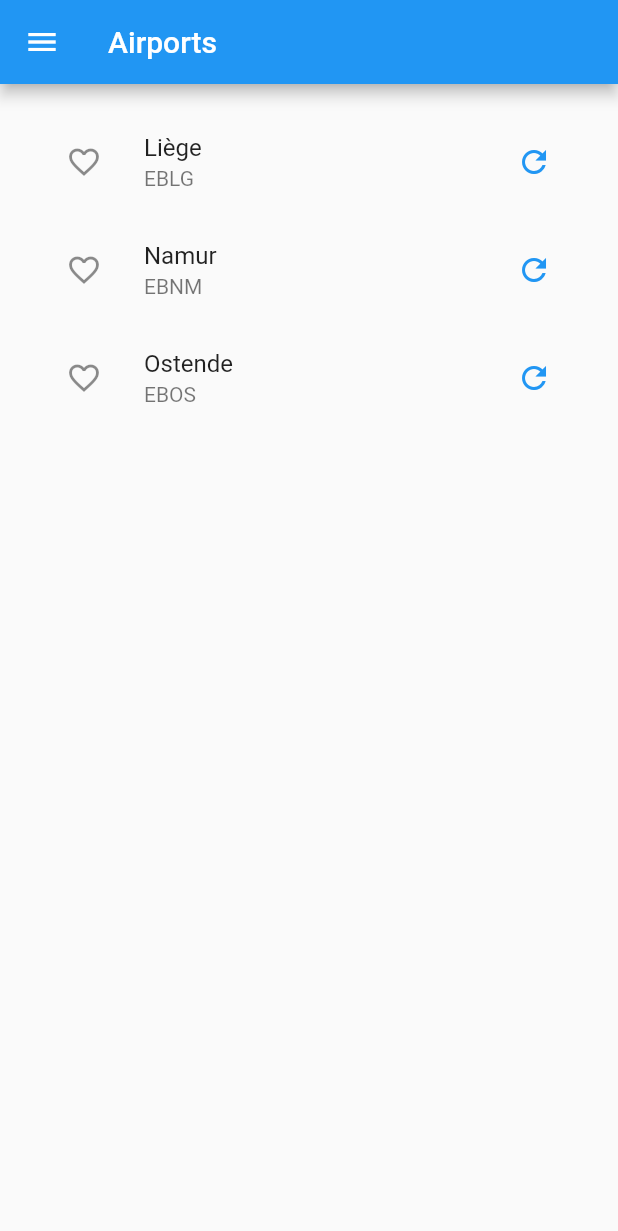
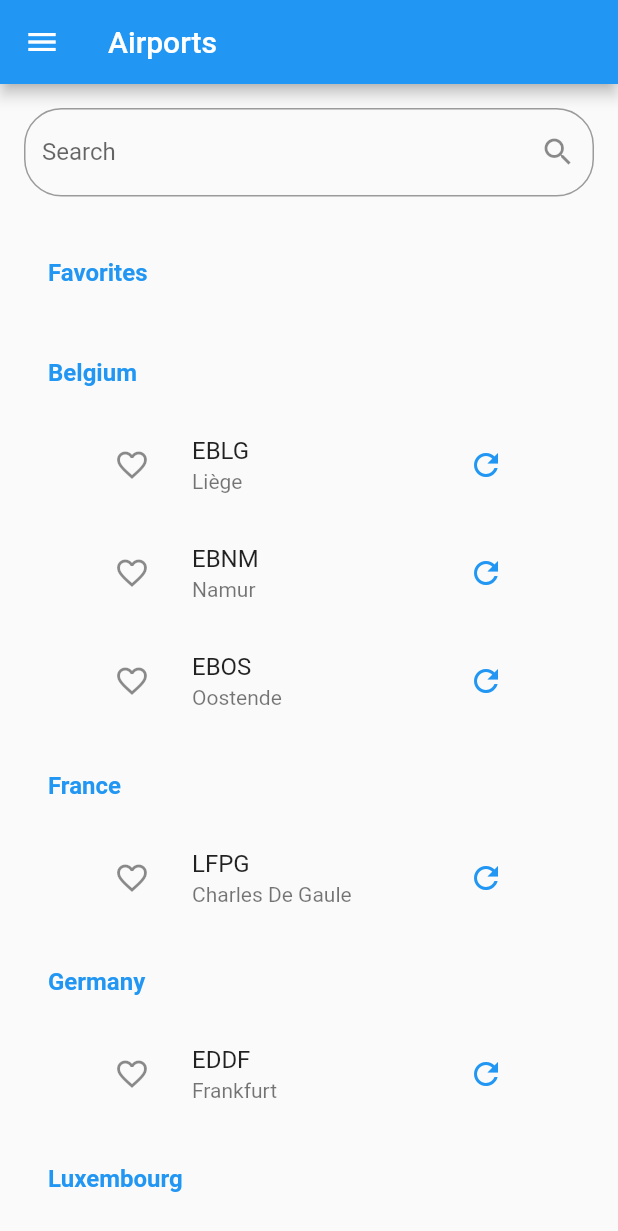
Before and after one commit to acrovato/fluttair, a Flutter app: the AirportsView screen opened by its route, on a phone screen of 412 x 824 dp. Shown: the top 1231 px of the screen. Run offline on Flutter 3.47's test engine with Material 2 defaults, Android fonts, the phone set to English and light mode, and no system bars; our stand-ins replace dynamic_theme; missing offline and left inert: preferences.

Commit message:
Impvd airportsView. Updt database and airportView.

```diff
--- a/lib/airports.dart
+++ b/lib/airports.dart
@@ -10,50 +10,85 @@ class AirportsView extends StatefulWidget {
 }
 
 class AirportsViewState extends State<AirportsView> {
+  TextEditingController editingController = TextEditingController();
   final database = Database();
 
-  Widget _buildList() {
+  Widget _buildLists() {
     return ListView.builder(
         padding: const EdgeInsets.all(16.0),
-        itemCount: Database().tempSize,
+        shrinkWrap: true,
+        itemCount: database.aptcati.length,
         itemBuilder: (context, i) {
-          return _buildRow(i);
+          return _buildList(i);
         });
   }
 
-  Widget _buildRow(int i) {
+  Widget _buildList(int i) {
+    return ListTile(
+        title: Text(database.aptcati[i],
+            style: TextStyle(fontWeight: FontWeight.bold, color: Theme.of(context).accentColor)),
+        subtitle: ListView.builder(
+            physics: const NeverScrollableScrollPhysics(),
+            padding: const EdgeInsets.all(16.0),
+            shrinkWrap: true,
+            itemCount: database.aptcats[database.aptcati[i]].length,
+            itemBuilder: (context, j) {
+              return _buildRow(i, j);
+            }));
+  }
+
+  Widget _buildRow(int i, int j) {
     return ListTile(
       leading: IconButton(
         icon: Icon(
-          database.airportsFav[i] ? Icons.favorite : Icons.favorite_border,
-          color: database.airportsFav[i] ? Theme.of(context).accentColor : null,
+          database.isFav[database.aptcats[database.aptcati[i]][j]]
+              ? Icons.favorite
+              : Icons.favorite_border,
+          color: database.isFav[database.aptcats[database.aptcati[i]][j]]
+              ? Theme.of(context).accentColor
+              : null,
         ),
         tooltip: 'Add or remove from favorite',
         onPressed: () {
           setState(() {
-            database.airportsFav[i]
-                ? database.airportsFav[i] = false
-                : database.airportsFav[i] = true;
+            if (database.isFav[database.aptcats[database.aptcati[i]][j]]) {
+              database.isFav[database.aptcats[database.aptcati[i]][j]] = false;
+              database.aptcats['Favorites']
+                  .remove(database.aptcats[database.aptcati[i]][j]);
+            } else {
+              database.isFav[database.aptcats[database.aptcati[i]][j]] = true;
+              database.aptcats['Favorites']
+                  .add(database.aptcats[database.aptcati[i]][j]);
+            }
           });
         },
       ),
-      title: Text(database.airportNames[i]),
-      subtitle: Text(database.airportICAO[i]),
+      title: Text(
+          database.airports[database.aptcats[database.aptcati[i]][j]].icao),
+      subtitle: Text(
+          database.airports[database.aptcats[database.aptcati[i]][j]].name),
       trailing: IconButton(
         icon: Icon(
-            database.airportsToDate[i] ? Icons.check : Icons.refresh,
-            color: database.airportsToDate[i]
+            database.isDate[database.aptcats[database.aptcati[i]][j]]
+                ? Icons.check
+                : Icons.refresh,
+            color: database.isDate[database.aptcats[database.aptcati[i]][j]]
                 ? Colors.green
                 : Theme.of(context).accentColor),
         tooltip: 'Update airport data',
         onPressed: () {
           setState(() {
-            database.airportsToDate[i] = true;
+            database.isDate[database.aptcats[database.aptcati[i]][j]] = true;
           });
         },
       ),
       onTap: () {
-        Navigator.push(context, MaterialPageRoute(builder: (context) => AirportView(name: database.airportNames[i], icao:database.airportICAO[i])));
+        Navigator.push(
+            context,
+            MaterialPageRoute(
+                builder: (context) => AirportView(
+                    airport: database
+                        .airports[database.aptcats[database.aptcati[i]][j]])));
       },
     );
   }
@@ -66,7 +101,26 @@ class AirportsViewState extends State<AirportsView> {
       appBar: AppBar(
         title: Text('Airports'),
       ),
-      body: _buildList(),
+      body: Column(
+        children: <Widget>[
+          // TODO https://blog.usejournal.com/flutter-search-in-listview-1ffa40956685
+          Padding(
+            padding: const EdgeInsets.all(16.0),
+            child: TextField(
+              onChanged: (value) {},
+              controller: editingController,
+              decoration: InputDecoration(
+                  labelText: "Search",
+                  hintText: "Search",
+                  suffixIcon: Icon(Icons.search),
+                  border: OutlineInputBorder(
+                      borderRadius: BorderRadius.all(Radius.circular(25.0)))),
+            ),
+          ),
+          Expanded(child: _buildLists())
+        ],
+      ),
     );
+    //);
   }
 }
--- a/lib/fake_database.dart
+++ b/lib/fake_database.dart
@@ -1,7 +1,90 @@
 class Database {
-  int tempSize = 3;
-  List airportNames = ['Liège', 'Namur', 'Ostende'];
-  List airportICAO = ['EBLG', 'EBNM', 'EBOS'];
-  List airportsFav = [false, false, false];
-  List airportsToDate = [false, false, false];
+  List<String> icaos = [
+    'EBLG',
+    'EBNM',
+    'EBOS',
+    'EDDF',
+    'EHAM',
+    'EHBK',
+    'ELLX',
+    'LFPG'
+  ];
+  Map<int, String> aptcati = {
+    0: 'Favorites',
+    1: 'Belgium',
+    2: 'France',
+    3: 'Germany',
+    4: 'Luxembourg',
+    5: 'Netherdlands'
+  };
+  Map<String, List<String>> aptcats = {
+    'Favorites' : [],
+    'Belgium': ['EBLG', 'EBNM', 'EBOS'],
+    'France': ['LFPG'],
+    'Germany': ['EDDF'],
+    'Luxembourg': ['ELLX'],
+    'Netherdlands': ['EHAM', 'EHBK']
+  };
+  Map<String, Airport> airports = {
+    'EBLG': Airport('EBLG', 'LGG', 'Liège', 'Belgium'),
+    'EBNM': Airport('EBNM', 'QNM', 'Namur', 'Belgium'),
+    'EBOS': Airport('EBOS', 'OST', 'Oostende', 'Belgium'),
+    'EDDF': Airport('EDDF', 'FRA', 'Frankfurt', 'Germany'),
+    'EHAM': Airport('EHAM', 'AMS', 'Amsterdam', 'Netherdlands'),
+    'EHBK': Airport('EHBK', 'MST', 'Maastricht', 'Netherdlands'),
+    'ELLX': Airport('ELLX', 'LUX', 'Luxembourg', 'Luxembourg'),
+    'LFPG': Airport('LFPG', 'CDG', 'Charles De Gaule', 'France')
+  };
+
+  Map<String, bool> isFav = {
+    'EBLG' : false,
+    'EBNM' : false,
+    'EBOS' : false,
+    'EDDF' : false,
+    'EHAM' : false,
+    'EHBK' : false,
+    'ELLX' : false,
+    'LFPG' : false
+  };
+  Map<String, bool> isDate = {
+    'EBLG' : false,
+    'EBNM' : false,
+    'EBOS' : false,
+    'EDDF' : false,
+    'EHAM' : false,
+    'EHBK' : false,
+    'ELLX' : false,
+    'LFPG' : false
+  };
 }
+
+class Airport {
+  String icao;
+  String iata;
+  String name;
+  String cntry;
+
+  double lat = 0;
+  double lng = 0;
+  double elv = 0;
+
+  String srsez = '0630';
+  String ssetz = '1630';
+  String srsel = '0830';
+  String ssetl = '1830';
+
+  List<String> rwysi = ['04R', '22L', '04L', '22R'];
+  List<String> rwysd = ['12106', '12106', '7677', '7677'];
+  List<String> rwyst = ['ASPH', 'ASPH', 'ASPH', 'ASPH'];
+
+  List<String> frqi = ['TWR', 'GND', 'ATIS'];
+  List<String> frqf = ['118.130', '121.930', '126.255'];
+  List<String> frqc = ['Airport Tower', 'Airport Ground', 'Airport Atis'];
+
+  String ctc = 'Liège Airport\n'
+      'Rue de l’Aéroport, 4460 Grâce-Hollogne\n'
+      'Belgium\n'
+      '+32 4 234 84 11';
+
+  Airport(this.icao, this.iata, this.name, this.cntry);
+}
```
Also changed, not shown: lib/airport.dart (+26 -33 lines).
